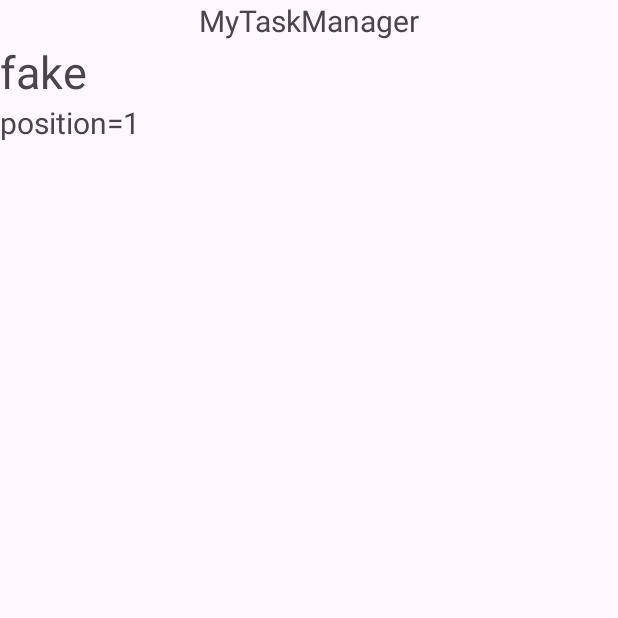
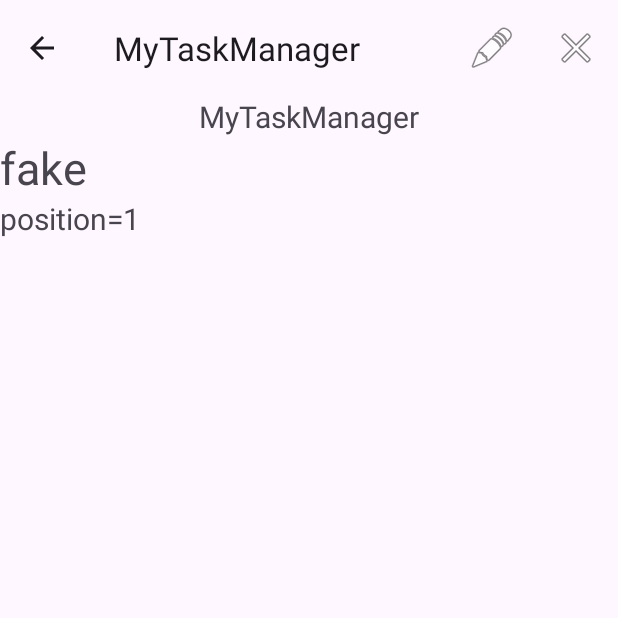
Before and after one commit to joy0520/TaskManager, an Android app: the screen it shows after launch (MainActivity), after a tap on "fake", on a phone screen of 412 x 824 dp, the top half of it. Run offline under Robolectric (Android 15) with nearby library versions, the phone set to English and light mode, and no system bars.

Commit message:
feat: toolbar

```diff
--- a/app/src/main/java/com/joy/mytaskmanager/MainActivity.kt
+++ b/app/src/main/java/com/joy/mytaskmanager/MainActivity.kt
@@ -3,7 +3,9 @@ package com.joy.mytaskmanager
 import android.content.res.Configuration
 import android.os.Bundle
 import android.util.Log
+import android.view.MenuItem
 import androidx.appcompat.app.AppCompatActivity
+import androidx.appcompat.widget.Toolbar
 import androidx.lifecycle.Lifecycle
 import androidx.lifecycle.ViewModelProvider
 import androidx.lifecycle.lifecycleScope
@@ -23,12 +25,35 @@ class MainActivity : AppCompatActivity() {
     private val detailFragmentP: DetailFragment by lazy { DetailFragment.newInstance() }
     private val detailFragmentL: DetailFragment by lazy { DetailFragment.newInstance() }
 
+    private val viewModel: MainViewModel by lazy { ViewModelProvider(this)[MainViewModel::class.java] }
+
     override fun onCreate(savedInstanceState: Bundle?) {
         super.onCreate(savedInstanceState)
         Log.i(TAG, "onCreate()")
         setContentView(R.layout.activity_main)
+        setupToolbar()
+        initViews()
+        subscribe()
+    }
 
-        val viewModel = ViewModelProvider(this)[MainViewModel::class.java]
+    override fun onOptionsItemSelected(item: MenuItem): Boolean {
+        Log.i(TAG, "pressed $item")
+        if (item.itemId == android.R.id.home) {
+            if (supportFragmentManager.backStackEntryCount > 0) {
+                onBackPressedDispatcher.onBackPressed()
+            }
+            return true
+        }
+
+        return super.onOptionsItemSelected(item)
+    }
+
+    // +++ setup +++
+    private fun setupToolbar() {
+        setSupportActionBar(findViewById(R.id.toolbar))
+    }
+
+    private fun initViews() {
         Log.i(TAG, "navigateToDetail: ${viewModel.navigateToDetail.value}")
 
         when {
@@ -64,7 +89,9 @@ class MainActivity : AppCompatActivity() {
 
             else -> {}  // nothing for now
         }
+    }
 
+    private fun subscribe() {
         // observe MainViewModel.navigationToDetail and execute FragmentTransaction
         lifecycleScope.launch {
             repeatOnLifecycle(Lifecycle.State.STARTED) {
@@ -86,6 +113,7 @@ class MainActivity : AppCompatActivity() {
             }
         }
     }
+    // --- setup ---
 
     private fun isPortrait(): Boolean =
         resources.configuration.orientation == Configuration.ORIENTATION_PORTRAIT
@@ -120,5 +148,7 @@ class MainActivity : AppCompatActivity() {
             .replace(R.id.fragment_container, detailFragmentP, "DetailFragmentP")
             .addToBackStack(null)
             .commit()
+
+        supportActionBar?.setDisplayHomeAsUpEnabled(true)
     }
 }
--- a/app/src/main/java/com/joy/mytaskmanager/fragment/DetailFragment.kt
+++ b/app/src/main/java/com/joy/mytaskmanager/fragment/DetailFragment.kt
@@ -3,10 +3,15 @@ package com.joy.mytaskmanager.fragment
 import android.os.Bundle
 import android.util.Log
 import android.view.LayoutInflater
+import android.view.Menu
+import android.view.MenuInflater
+import android.view.MenuItem
 import android.view.View
 import android.view.ViewGroup
 import android.widget.TextView
 import androidx.activity.OnBackPressedCallback
+import androidx.appcompat.app.AppCompatActivity
+import androidx.core.view.MenuProvider
 import androidx.fragment.app.Fragment
 import androidx.fragment.app.activityViewModels
 import androidx.lifecycle.Lifecycle
@@ -25,6 +30,28 @@ class DetailFragment : Fragment() {
     private val viewModel: MainViewModel by activityViewModels()
     private var currentTask: Task? = null
 
+    private val menuProvider = object : MenuProvider {
+        override fun onCreateMenu(menu: Menu, menuInflater: MenuInflater) {
+            menuInflater.inflate(R.menu.menu_detail, menu)
+        }
+
+        override fun onMenuItemSelected(menuItem: MenuItem): Boolean {
+            return when (menuItem.itemId) {
+                R.id.action_edit -> {
+                    Log.i(tag, "action_edit")
+                    true
+                }
+
+                R.id.action_cancel -> {
+                    Log.i(tag, "action_cancel")
+                    true
+                }
+
+                else -> false
+            }
+        }
+    }
+
     override fun onCreateView(
         inflater: LayoutInflater,
         container: ViewGroup?,
@@ -39,6 +66,16 @@ class DetailFragment : Fragment() {
                 }
             }
         }
+
+        requireActivity().addMenuProvider(menuProvider, viewLifecycleOwner, Lifecycle.State.RESUMED)
+        requireActivity().onBackPressedDispatcher.addCallback(
+            viewLifecycleOwner,
+            object : OnBackPressedCallback(true) {
+                override fun handleOnBackPressed() {
+                    Log.i(tag, "handleOnBackPressed()")
+                    parentFragmentManager.popBackStack()
+                }
+            })
 
         return inflater.inflate(R.layout.detail_fragment, container, false)
     }
@@ -62,6 +99,9 @@ class DetailFragment : Fragment() {
     override fun onStop() {
         super.onStop()
         Log.i(tag, "onStop()")
+
+        // hide up button of toolbar
+        (requireActivity() as AppCompatActivity).supportActionBar?.setDisplayHomeAsUpEnabled(false)
     }
 
     fun updateTaskDetail(task: Task) {
--- a/app/src/main/res/layout-land/activity_main.xml
+++ b/app/src/main/res/layout-land/activity_main.xml
@@ -5,6 +5,19 @@
     android:layout_width="match_parent"
     android:layout_height="match_parent"
     tools:context=".MainActivity">
+
+    <androidx.appcompat.widget.Toolbar
+        android:id="@+id/toolbar"
+        android:layout_width="match_parent"
+        android:layout_height="?attr/actionBarSize"
+        android:elevation="4dp"
+        android:theme="@style/ThemeOverlay.AppCompat.ActionBar"
+        app:contentInsetStartWithNavigation="0dp"
+        app:layout_constraintBottom_toTopOf="@id/main_text"
+        app:layout_constraintEnd_toEndOf="parent"
+        app:layout_constraintStart_toStartOf="parent"
+        app:layout_constraintTop_toTopOf="parent"
+        app:popupTheme="@style/Theme.AppCompat.Light" />
 
     <TextView
         android:id="@+id/main_text"
@@ -14,7 +27,7 @@
         android:textSize="20sp"
         app:layout_constraintEnd_toEndOf="parent"
         app:layout_constraintStart_toStartOf="parent"
-        app:layout_constraintTop_toTopOf="parent" />
+        app:layout_constraintTop_toBottomOf="@id/toolbar" />
 
     <FrameLayout
         android:id="@+id/task_list_container"
--- a/app/src/main/res/layout/activity_main.xml
+++ b/app/src/main/res/layout/activity_main.xml
@@ -5,6 +5,20 @@
     android:layout_width="match_parent"
     android:layout_height="match_parent"
     tools:context=".MainActivity">
+
+    <androidx.appcompat.widget.Toolbar
+        android:id="@+id/toolbar"
+        android:layout_width="match_parent"
+        android:layout_height="?attr/actionBarSize"
+        android:elevation="4dp"
+        android:theme="@style/ThemeOverlay.AppCompat.ActionBar"
+        app:contentInsetStartWithNavigation="0dp"
+        app:layout_constraintBottom_toTopOf="@id/main_text"
+        app:layout_constraintEnd_toEndOf="parent"
+        app:layout_constraintStart_toStartOf="parent"
+        app:layout_constraintTop_toTopOf="parent"
+        app:popupTheme="@style/Theme.AppCompat.Light"
+        app:titleMarginStart="20dp" />
 
     <TextView
         android:id="@+id/main_text"
@@ -14,7 +28,7 @@
         android:textSize="20sp"
         app:layout_constraintEnd_toEndOf="parent"
         app:layout_constraintStart_toStartOf="parent"
-        app:layout_constraintTop_toTopOf="parent" />
+        app:layout_constraintTop_toBottomOf="@id/toolbar" />
 
     <FrameLayout
         android:id="@+id/fragment_container"
--- /dev/null
+++ b/app/src/main/res/menu/menu_detail.xml
@@ -0,0 +1,18 @@
+<?xml version="1.0" encoding="utf-8"?>
+<menu xmlns:android="http://schemas.android.com/apk/res/android"
+    xmlns:app="http://schemas.android.com/apk/res-auto">
+    <!-- Shows when the DetailFragment is shown and a task is selected. -->
+    <item
+        android:id="@+id/action_edit"
+        android:icon="@android:drawable/ic_menu_edit"
+        android:title="@string/menu_title_edit"
+        app:showAsAction="ifRoom" />
+
+    <!-- Shows when the DetailFragment is shown and a task is selected. -->
+    <item
+        android:id="@+id/action_cancel"
+        android:icon="@android:drawable/ic_menu_close_clear_cancel"
+        android:title="@string/menu_title_cancel"
+        app:showAsAction="ifRoom" />
+
+</menu>
--- a/app/src/main/res/values/strings.xml
+++ b/app/src/main/res/values/strings.xml
@@ -1,4 +1,6 @@
 <resources>
     <string name="app_name">MyTaskManager</string>
     <string name="title">MyTaskManager</string>
+    <string name="menu_title_edit">Edit Task</string>
+    <string name="menu_title_cancel">Cancel Task</string>
 </resources>
```
